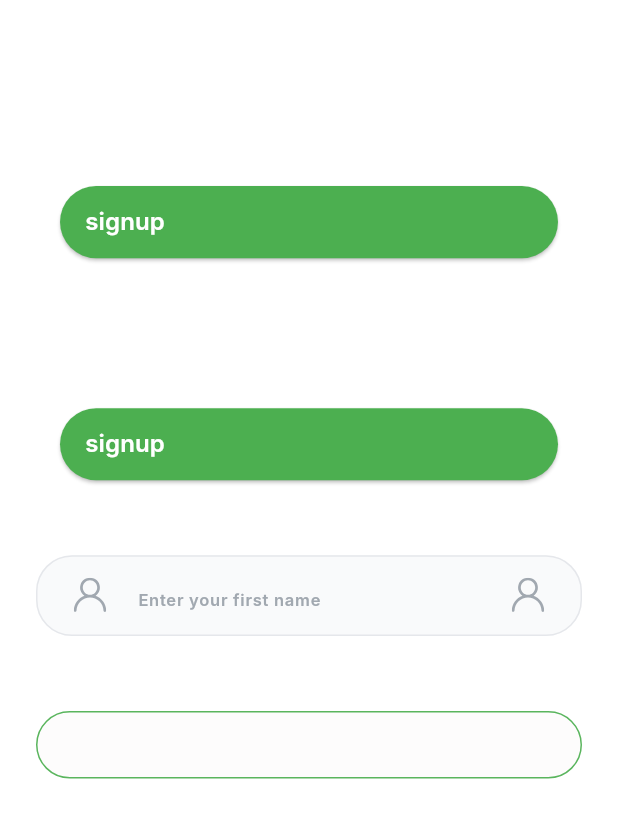
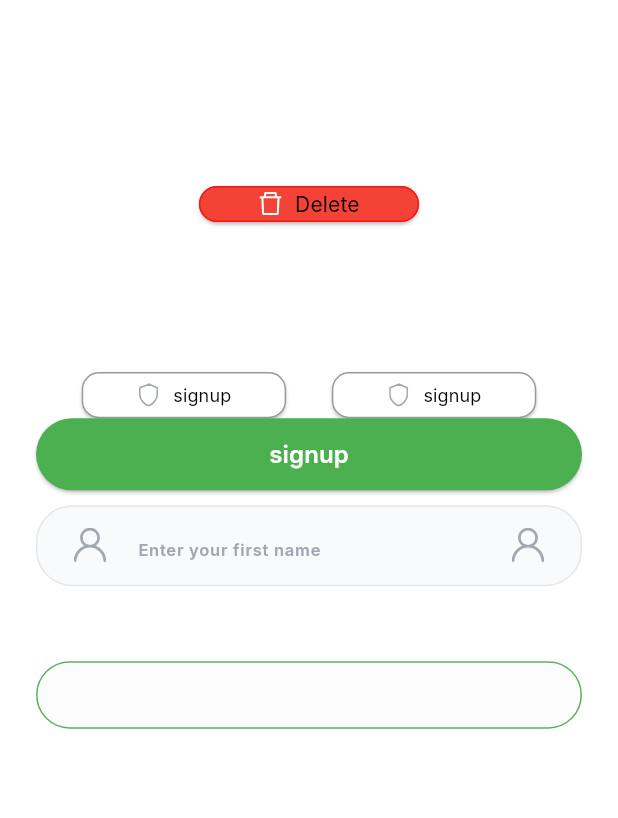
Before and after one commit to itchoh/Nesyan, a Flutter app: the screen it shows after launch, on a phone screen of 412 x 824 dp. Shown: the top 818 px of the screen. Run offline on Flutter 3.47's test engine with Material 3 defaults, Android fonts, the phone set to English and light mode, and no system bars; our stand-ins replace flutter_screenutil, flutter_svg; Roboto replaces fonts that are missing (Inter).

Commit message:
update textFormField

```diff
--- a/lib/core/constant/icons.dart
+++ b/lib/core/constant/icons.dart
@@ -29,4 +29,5 @@ class AppIcons {
   static const String notification = 'assets/icons/svg/notification.svg';
   static const String plus = 'assets/icons/svg/plus.svg';
   static const String shine = 'assets/icons/svg/shine.svg';
+  static const String delete ='assets/icons/svg/delete.svg';
 }
--- a/lib/core/widgets/main_button.dart
+++ b/lib/core/widgets/main_button.dart
@@ -1,43 +1,60 @@
 import 'package:flutter/material.dart';
 import 'package:flutter_screenutil/flutter_screenutil.dart';
-import 'package:nesyan/core/constant/text_style.dart';
-
 import '../constant/colors.dart';
 class MainButton extends StatelessWidget {
-  const MainButton({super.key, this.onPressed, required this.funName,this.width,this.hight,this.radius, this.fillcolor=traditionalGreen, this.bordercolor, this.icon});
- final void Function()? onPressed;
- final String? funName;
+  const MainButton({
+    super.key,
+    this.onPressed,
+    required this.funName,
+    this.width,
+    this.hight,
+    this.radius,
+    this.fillcolor = traditionalGreen,
+    this.bordercolor,
+    this.icon,
+    this.textstyle,
+  });
+
+  final void Function()? onPressed;
+  final String? funName;
   final double? width;
   final double? hight;
   final double? radius;
- final Color? fillcolor;
- final Color? bordercolor;
- final Icon? icon;
+  final Color? fillcolor;
+  final Color? bordercolor;
+  final Widget? icon;
+  final TextStyle? textstyle;
+
   @override
   Widget build(BuildContext context) {
-    return Padding(
-      padding: const EdgeInsets.symmetric(horizontal: 16),
+    return SizedBox(
+      width: width?.w ?? double.infinity,
+      height: hight?.h ?? 50.h,
       child: ElevatedButton(
         onPressed: onPressed,
         style: ElevatedButton.styleFrom(
-          minimumSize: Size(width?.w ?? double.infinity,hight?.h ?? 50.h),
           backgroundColor: fillcolor,
           shape: RoundedRectangleBorder(
-            side: bordercolor==null?BorderSide.none:BorderSide(
-              color: bordercolor!
-            ),
-            borderRadius: BorderRadius.circular(radius?.r ??32.r),
+            side: bordercolor == null ? BorderSide.none : BorderSide(color: bordercolor!),
+            borderRadius: BorderRadius.circular(radius?.r ?? 32.r),
           ),
-          padding: EdgeInsets.symmetric(
-            horizontal: 16.w,
-          ),
+          padding: EdgeInsets.symmetric(horizontal: 12.w),
         ),
         child: Row(
+          mainAxisSize: MainAxisSize.min,
+          mainAxisAlignment: MainAxisAlignment.center,
           children: [
-            Text("$funName", style: AppFontStyle.buttont()),
-            icon==null?SizedBox():icon!
+            if (icon != null) ...[
+              icon!,
+              SizedBox(width: 8.w),
+            ],
+            Text(
+              funName ?? "",
+              style: textstyle,
+              overflow: TextOverflow.ellipsis,
+            ),
           ],
-        )
+        ),
       ),
     );
   }
--- a/lib/main.dart
+++ b/lib/main.dart
@@ -2,10 +2,11 @@ import 'package:flutter/material.dart';
 import 'package:flutter_screenutil/flutter_screenutil.dart';
 import 'package:nesyan/core/constant/icon_style.dart';
 import 'package:nesyan/core/constant/icons.dart';
+import 'package:nesyan/core/constant/text_style.dart';
 import 'package:nesyan/core/widgets/main_button.dart';
 import 'core/constant/colors.dart';
-import 'core/widgets/dailyTextField.dart';
-import 'core/widgets/textFieldForm.dart';
+import 'core/widgets/daily_textField.dart';
+import 'core/widgets/text_fieldForm.dart';
 
 void main() {
   runApp(const Nesyan());
@@ -17,7 +18,7 @@ class Nesyan extends StatelessWidget {
   @override
   Widget build(BuildContext context) {
     return ScreenUtilInit(
-      designSize: const Size(392.7, 856.7),
+      designSize: const Size(393, 856.7),
       minTextAdapt: true,
       splitScreenMode: true,
       builder: (context, child) {
@@ -39,10 +40,33 @@ class Home extends StatelessWidget {
         child: Column(
           children: [
             SizedBox(height: 100),
-            MainButton(funName: "signup", onPressed: () {}),
+
+            MainButton(funName: "Delete",textstyle: AppFontStyle.Quection(),width: 140,hight: 25,icon: AppIconStyle.small(AppIcons.delete,color: white),fillcolor: Colors.red,bordercolor: shockingRed,onPressed: (){},
+              ),
             SizedBox(height: 100),
-            MainButton(funName: "signup", onPressed: () {}, width: 0.5.sw),
-            SizedBox(height: 50),
+            Row(
+              mainAxisAlignment: MainAxisAlignment.spaceEvenly,
+              children: [
+                MainButton(funName: "signup", onPressed: () {},width: 130,hight: 32,radius:12,fillcolor: white,textstyle: AppFontStyle.AnswerOrTitCardORreminderItemsOrInputButtomSheet() ,icon: AppIconStyle.small(
+                  AppIcons.privacy,
+                  color: grayChateau,
+                ),
+                  bordercolor: superGrey,
+
+                ),
+                MainButton(funName: "signup", onPressed: () {},width: 130,hight: 32,radius:12,fillcolor: white,textstyle: AppFontStyle.AnswerOrTitCardORreminderItemsOrInputButtomSheet() ,icon: AppIconStyle.small(
+                  AppIcons.privacy,
+                  color: grayChateau,
+
+                ),
+                  bordercolor: superGrey,
+
+                ),
+              ],
+            ),
+            MainButton(funName: "signup", onPressed: () {},textstyle: AppFontStyle.buttont(),),
+
+            SizedBox(height: 10),
             AppTextField(
               hintText: 'Enter your first name',
               prefixIcon: AppIconStyle.medium(
```
Also changed, not shown: assets/icons/svg/delete.svg (added), lib/core/widgets/daily_textField.dart (renamed from lib/core/widgets/dailyTextField.dart), lib/core/widgets/text_fieldForm.dart (renamed from lib/core/widgets/textFieldForm.dart).
